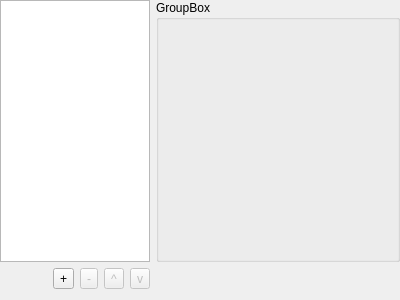
Qt form src/plugins/projectexplorer/buildstepspage.ui (qt-creator/qt-creator) before a commit.
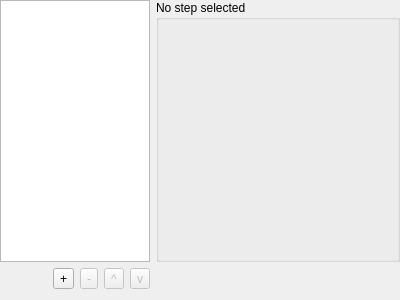
The same form after that commit.

Commit message: Wrong default group box title.

What changed in the file:
```diff
--- a/src/plugins/projectexplorer/buildstepspage.ui
+++ b/src/plugins/projectexplorer/buildstepspage.ui
@@ -62,7 +62,7 @@
       </sizepolicy>
      </property>
      <property name="title">
-      <string>GroupBox</string>
+      <string>No step selected</string>
      </property>
      <layout class="QGridLayout" name="gridLayout">
       <item row="0" column="0">
```
